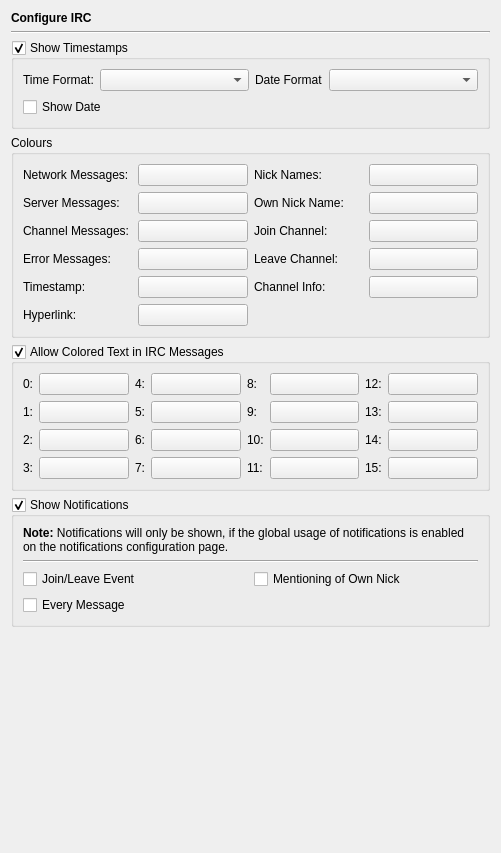
The window that Preferences/ConfigurationPages/IrcPage.ui (testmana2/test) describes before a commit, drawn with Qt 5.
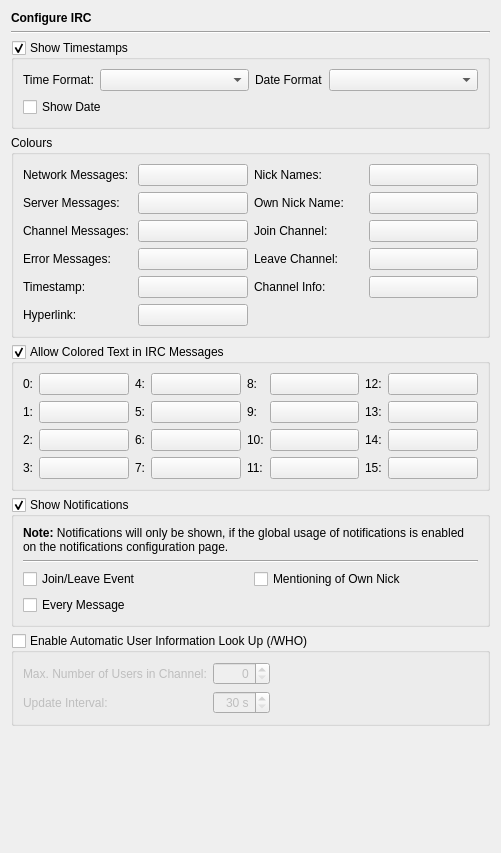
The same window after the commit.

Commit message: Added the auto who configuration.

```diff
--- a/Preferences/ConfigurationPages/IrcPage.ui
+++ b/Preferences/ConfigurationPages/IrcPage.ui
@@ -707,6 +707,86 @@
      </layout>
     </widget>
    </item>
+   <item>
+    <widget class="QGroupBox" name="whoGroup">
+     <property name="toolTip">
+      <string>Select this to enable the automatic lookup of user information for joined channels</string>
+     </property>
+     <property name="title">
+      <string>Enable Automatic User Information Look Up (/WHO)</string>
+     </property>
+     <property name="checkable">
+      <bool>true</bool>
+     </property>
+     <property name="checked">
+      <bool>false</bool>
+     </property>
+     <layout class="QGridLayout" name="gridLayout_5">
+      <item row="0" column="0">
+       <widget class="QLabel" name="label_31">
+        <property name="text">
+         <string>Max. Number of Users in Channel:</string>
+        </property>
+       </widget>
+      </item>
+      <item row="0" column="1">
+       <widget class="QSpinBox" name="whoUsersSpinBox">
+        <property name="toolTip">
+         <string>Enter the maximum numbers of users in a channel allowed for this function</string>
+        </property>
+        <property name="alignment">
+         <set>Qt::AlignRight|Qt::AlignTrailing|Qt::AlignVCenter</set>
+        </property>
+        <property name="maximum">
+         <number>999</number>
+        </property>
+       </widget>
+      </item>
+      <item row="0" column="2">
+       <spacer name="horizontalSpacer">
+        <property name="orientation">
+         <enum>Qt::Horizontal</enum>
+        </property>
+        <property name="sizeHint" stdset="0">
+         <size>
+          <width>174</width>
+          <height>20</height>
+         </size>
+        </property>
+       </spacer>
+      </item>
+      <item row="1" column="0">
+       <widget class="QLabel" name="label_32">
+        <property name="text">
+         <string>Update Interval:</string>
+        </property>
+       </widget>
+      </item>
+      <item row="1" column="1">
+       <widget class="QSpinBox" name="whoIntervalSpinBox">
+        <property name="toolTip">
+         <string>Enter the user information update interval</string>
+        </property>
+        <property name="alignment">
+         <set>Qt::AlignRight|Qt::AlignTrailing|Qt::AlignVCenter</set>
+        </property>
+        <property name="suffix">
+         <string> s</string>
+        </property>
+        <property name="minimum">
+         <number>30</number>
+        </property>
+        <property name="maximum">
+         <number>600</number>
+        </property>
+        <property name="singleStep">
+         <number>10</number>
+        </property>
+       </widget>
+      </item>
+     </layout>
+    </widget>
+   </item>
    <item>
     <spacer name="verticalSpacer">
      <property name="orientation">
```
The commit also changes 2 other files.
